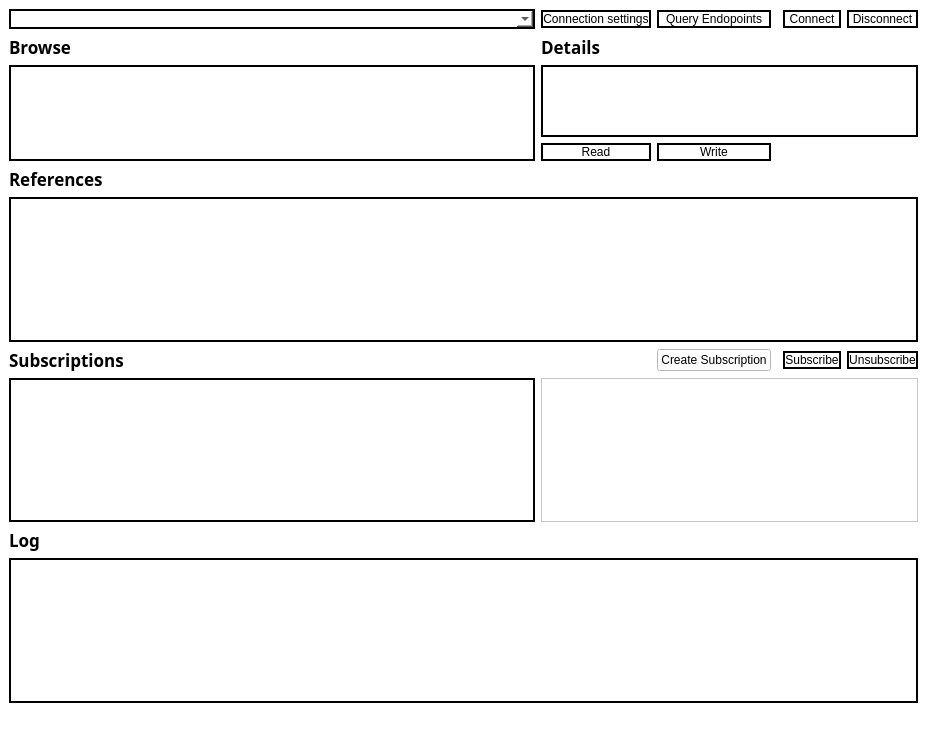
Above: opc-client/mainWindow.ui from alexlocastro/industrial-informatics-opc-ua-python before the change. Below: the same form after it.
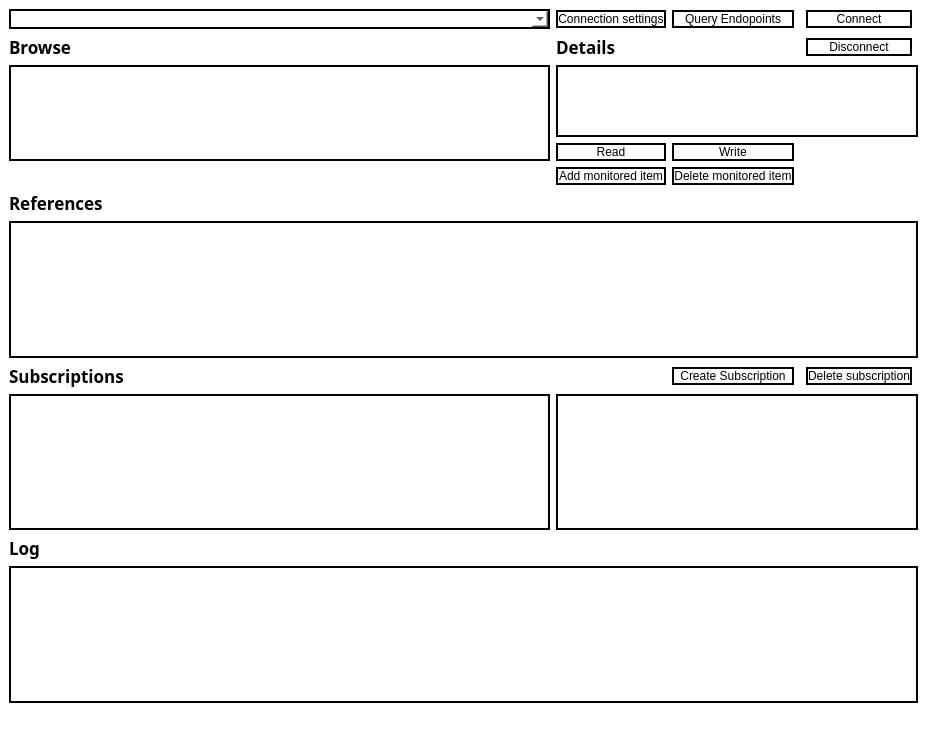
That is the form after the change.

What changed in the file:
```diff
--- a/opc-client/mainWindow.ui
+++ b/opc-client/mainWindow.ui
@@ -26,7 +26,20 @@
   </property>
   <widget class="QWidget" name="centralwidget">
    <layout class="QGridLayout" name="gridLayout">
-    <item row="2" column="1">
+    <item row="9" column="2">
+     <widget class="QPushButton" name="unsubDataChangeButton">
+      <property name="styleSheet">
+       <string notr="true">QPushButton {
+	background-color: white;
+	border: 2px solid black;
+}</string>
+      </property>
+      <property name="text">
+       <string>Delete monitored item</string>
+      </property>
+     </widget>
+    </item>
+    <item row="3" column="1">
      <widget class="QLabel" name="label_3">
       <property name="font">
        <font>
@@ -41,49 +54,37 @@
       </property>
      </widget>
     </item>
-    <item row="10" column="5">
-     <widget class="QPushButton" name="unsubDataChangeButton">
+    <item row="4" column="0" rowspan="5">
+     <widget class="QTreeView" name="treeView">
       <property name="styleSheet">
-       <string notr="true">QPushButton {
-	background-color: white;
-	border: 2px solid black;
-}</string>
+       <string notr="true">border: 2px solid black;
+</string>
       </property>
-      <property name="text">
-       <string>Unsubscribe</string>
+      <property name="editTriggers">
+       <set>QAbstractItemView::NoEditTriggers</set>
       </property>
      </widget>
     </item>
-    <item row="0" column="2">
-     <widget class="QPushButton" name="endpointsButton">
-      <property name="styleSheet">
-       <string notr="true">QPushButton {
-	background-color: white;
-	border: 2px solid black;
-}</string>
-      </property>
-      <property name="text">
-       <string>Query Endopoints</string>
-      </property>
-     </widget>
-    </item>
-    <item row="0" column="0">
-     <widget class="QComboBox" name="addressComboBox">
+    <item row="8" column="1">
+     <widget class="QPushButton" name="readButton">
       <property name="sizePolicy">
-       <sizepolicy hsizetype="Expanding" vsizetype="Fixed">
+       <sizepolicy hsizetype="Minimum" vsizetype="Fixed">
         <horstretch>0</horstretch>
         <verstretch>0</verstretch>
        </sizepolicy>
       </property>
       <property name="styleSheet">
-       <string notr="true">border: 2px solid black;</string>
+       <string notr="true">QPushButton {
+	background-color: white;
+	border: 2px solid black;
+}</string>
       </property>
-      <property name="editable">
-       <bool>true</bool>
+      <property name="text">
+       <string>Read</string>
       </property>
      </widget>
     </item>
-    <item row="2" column="0">
+    <item row="3" column="0">
      <widget class="QLabel" name="label_4">
       <property name="font">
        <font>
@@ -98,31 +99,6 @@
       </property>
      </widget>
     </item>
-    <item row="14" column="0" colspan="6">
-     <widget class="QTextEdit" name="logTextEdit">
-      <property name="styleSheet">
-       <string notr="true">border: 2px solid black;
-</string>
-      </property>
-      <property name="textInteractionFlags">
-       <set>Qt::TextSelectableByKeyboard|Qt::TextSelectableByMouse</set>
-      </property>
-     </widget>
-    </item>
-    <item row="9" column="0" colspan="6">
-     <widget class="QTableView" name="refView">
-      <property name="enabled">
-       <bool>true</bool>
-      </property>
-      <property name="styleSheet">
-       <string notr="true">border: 2px solid black;
-</string>
-      </property>
-      <property name="editTriggers">
-       <set>QAbstractItemView::NoEditTriggers</set>
-      </property>
-     </widget>
-    </item>
     <item row="0" column="1">
      <widget class="QPushButton" name="connSettingsButton">
       <property name="styleSheet">
@@ -136,7 +112,21 @@
       </property>
      </widget>
     </item>
-    <item row="12" column="0">
+    <item row="4" column="1" rowspan="4" colspan="5">
+     <widget class="QTreeView" name="attrView">
+      <property name="enabled">
+       <bool>true</bool>
+      </property>
+      <property name="styleSheet">
+       <string notr="true">border: 2px solid black;
+</string>
+      </property>
+      <property name="editTriggers">
+       <set>QAbstractItemView::NoEditTriggers</set>
+      </property>
+     </widget>
+    </item>
+    <item row="15" column="0">
      <widget class="QLabel" name="label_5">
       <property name="font">
        <font>
@@ -151,22 +141,45 @@
       </property>
      </widget>
     </item>
-    <item row="10" column="0">
-     <widget class="QLabel" name="label_2">
-      <property name="font">
-       <font>
-        <family>Ubuntu Mono</family>
-        <pointsize>13</pointsize>
-        <weight>75</weight>
-        <bold>true</bold>
-       </font>
+    <item row="0" column="0">
+     <widget class="QComboBox" name="addressComboBox">
+      <property name="sizePolicy">
+       <sizepolicy hsizetype="Expanding" vsizetype="Fixed">
+        <horstretch>0</horstretch>
+        <verstretch>0</verstretch>
+       </sizepolicy>
       </property>
-      <property name="text">
-       <string>Subscriptions</string>
+      <property name="styleSheet">
+       <string notr="true">border: 2px solid black;</string>
       </property>
      </widget>
     </item>
-    <item row="7" column="2">
+    <item row="14" column="0">
+     <widget class="QTableView" name="subView">
+      <property name="styleSheet">
+       <string notr="true">border: 2px solid black;
+</string>
+      </property>
+      <property name="editTriggers">
+       <set>QAbstractItemView::NoEditTriggers</set>
+      </property>
+     </widget>
+    </item>
+    <item row="11" column="0" colspan="6">
+     <widget class="QTableView" name="refView">
+      <property name="enabled">
+       <bool>true</bool>
+      </property>
+      <property name="styleSheet">
+       <string notr="true">border: 2px solid black;
+</string>
+      </property>
+      <property name="editTriggers">
+       <set>QAbstractItemView::NoEditTriggers</set>
+      </property>
+     </widget>
+    </item>
+    <item row="8" column="2">
      <widget class="QPushButton" name="writeButton">
       <property name="styleSheet">
        <string notr="true">QPushButton {
@@ -179,7 +192,17 @@
       </property>
      </widget>
     </item>
-    <item row="10" column="4">
+    <item row="14" column="1" colspan="5">
+     <widget class="QTableView" name="monItemView">
+      <property name="styleSheet">
+       <string notr="true">border: 2px solid black;</string>
+      </property>
+      <property name="editTriggers">
+       <set>QAbstractItemView::NoEditTriggers</set>
+      </property>
+     </widget>
+    </item>
+    <item row="9" column="1">
      <widget class="QPushButton" name="subDataChangeButton">
       <property name="styleSheet">
        <string notr="true">QPushButton {
@@ -188,86 +211,39 @@
 }</string>
       </property>
       <property name="text">
-       <string>Subscribe</string>
+       <string>Add monitored item</string>
       </property>
      </widget>
     </item>
-    <item row="7" column="1">
-     <widget class="QPushButton" name="readButton">
-      <property name="sizePolicy">
-       <sizepolicy hsizetype="Minimum" vsizetype="Fixed">
-        <horstretch>0</horstretch>
-        <verstretch>0</verstretch>
-       </sizepolicy>
+    <item row="13" column="0">
+     <widget class="QLabel" name="label_2">
+      <property name="font">
+       <font>
+        <family>Ubuntu Mono</family>
+        <pointsize>13</pointsize>
+        <weight>75</weight>
+        <bold>true</bold>
+       </font>
       </property>
-      <property name="styleSheet">
-       <string notr="true">QPushButton {
-	background-color: white;
-	border: 2px solid black;
-}</string>
-      </property>
       <property name="text">
-       <string>Read</string>
+       <string>Subscriptions</string>
       </property>
      </widget>
     </item>
-    <item row="3" column="0" rowspan="5">
-     <widget class="QTreeView" name="treeView">
+    <item row="0" column="2">
+     <widget class="QPushButton" name="endpointsButton">
       <property name="styleSheet">
-       <string notr="true">border: 2px solid black;
-</string>
-      </property>
-      <property name="editTriggers">
-       <set>QAbstractItemView::NoEditTriggers</set>
-      </property>
-     </widget>
-    </item>
-    <item row="0" column="5">
-     <widget class="QPushButton" name="disconnectButton">
-      <property name="styleSheet">
        <string notr="true">QPushButton {
 	background-color: white;
 	border: 2px solid black;
 }</string>
       </property>
       <property name="text">
-       <string>Disconnect</string>
+       <string>Query Endopoints</string>
       </property>
      </widget>
     </item>
-    <item row="3" column="1" rowspan="4" colspan="5">
-     <widget class="QTreeView" name="attrView">
-      <property name="enabled">
-       <bool>true</bool>
-      </property>
-      <property name="styleSheet">
-       <string notr="true">border: 2px solid black;
-</string>
-      </property>
-      <property name="editTriggers">
-       <set>QAbstractItemView::NoEditTriggers</set>
-      </property>
-     </widget>
-    </item>
-    <item row="11" column="0">
-     <widget class="QTableView" name="subView">
-      <property name="styleSheet">
-       <string notr="true">border: 2px solid black;
-</string>
-      </property>
-      <property name="editTriggers">
-       <set>QAbstractItemView::NoEditTriggers</set>
-      </property>
-     </widget>
-    </item>
-    <item row="10" column="2">
-     <widget class="QPushButton" name="createSubButton">
-      <property name="text">
-       <string>Create Subscription</string>
-      </property>
-     </widget>
-    </item>
-    <item row="8" column="0">
+    <item row="10" column="0">
      <widget class="QLabel" name="label">
       <property name="font">
        <font>
@@ -282,6 +258,43 @@
       </property>
      </widget>
     </item>
+    <item row="17" column="0" colspan="6">
+     <widget class="QTextEdit" name="logTextEdit">
+      <property name="styleSheet">
+       <string notr="true">border: 2px solid black;
+</string>
+      </property>
+      <property name="textInteractionFlags">
+       <set>Qt::TextSelectableByKeyboard|Qt::TextSelectableByMouse</set>
+      </property>
+     </widget>
+    </item>
+    <item row="13" column="4">
+     <widget class="QPushButton" name="pushButton">
+      <property name="styleSheet">
+       <string notr="true">QPushButton {
+	background-color: white;
+	border: 2px solid black;
+}</string>
+      </property>
+      <property name="text">
+       <string>Delete subscription</string>
+      </property>
+     </widget>
+    </item>
+    <item row="13" column="2">
+     <widget class="QPushButton" name="createSubButton">
+      <property name="styleSheet">
+       <string notr="true">QPushButton {
+	background-color: white;
+	border: 2px solid black;
+}</string>
+      </property>
+      <property name="text">
+       <string>Create Subscription</string>
+      </property>
+     </widget>
+    </item>
     <item row="0" column="4">
      <widget class="QPushButton" name="connectButton">
       <property name="styleSheet">
@@ -295,10 +308,16 @@
       </property>
      </widget>
     </item>
-    <item row="11" column="1" colspan="5">
-     <widget class="QTableView" name="monItemView">
-      <property name="editTriggers">
-       <set>QAbstractItemView::NoEditTriggers</set>
+    <item row="3" column="4">
+     <widget class="QPushButton" name="disconnectButton">
+      <property name="styleSheet">
+       <string notr="true">QPushButton {
+	background-color: white;
+	border: 2px solid black;
+}</string>
+      </property>
+      <property name="text">
+       <string>Disconnect</string>
       </property>
      </widget>
     </item>
```
Left out of the diff: 3 changed lines with no effect on the pictures.
